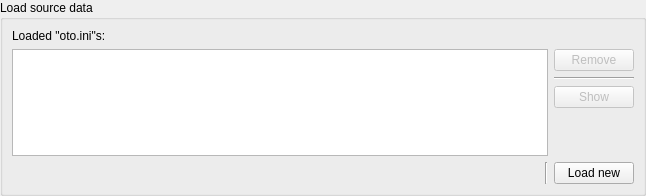
First picture: the form in src/utils/widgets/otofilemultipleloadwidget.ui, repository shine5402/KiraOtoToolbox, before the edit.
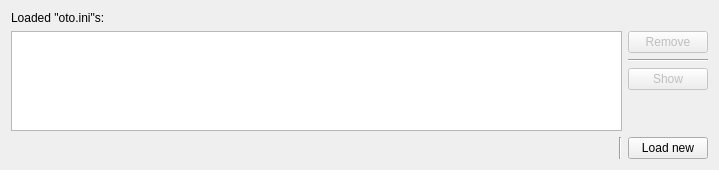
Second picture: the form after the edit. Custom widgets are drawn as their Qt base class.

Commit message: change file io widgets ui

Patch:
```diff
--- a/src/utils/widgets/otofilemultipleloadwidget.ui
+++ b/src/utils/widgets/otofilemultipleloadwidget.ui
@@ -6,29 +6,11 @@
    <rect>
     <x>0</x>
     <y>0</y>
-    <width>646</width>
-    <height>196</height>
+    <width>719</width>
+    <height>170</height>
    </rect>
   </property>
   <layout class="QGridLayout" name="gridLayout">
-   <property name="leftMargin">
-    <number>0</number>
-   </property>
-   <property name="topMargin">
-    <number>0</number>
-   </property>
-   <property name="rightMargin">
-    <number>0</number>
-   </property>
-   <property name="bottomMargin">
-    <number>0</number>
-   </property>
-   <item row="0" column="0">
-    <widget class="QGroupBox" name="groupBox">
-     <property name="title">
-      <string>Load source data</string>
-     </property>
-     <layout class="QGridLayout" name="gridLayout_2">
       <item row="0" column="0">
        <widget class="QLabel" name="label">
         <property name="text">
@@ -36,28 +18,17 @@
         </property>
        </widget>
       </item>
-      <item row="2" column="0">
-       <widget class="OtoFileNameEditWithOpenBrowse" name="openFileNameEdit" native="true">
-        <property name="sizePolicy">
-         <sizepolicy hsizetype="Expanding" vsizetype="Preferred">
-          <horstretch>0</horstretch>
-          <verstretch>0</verstretch>
-         </sizepolicy>
-        </property>
-       </widget>
-      </item>
-      <item row="2" column="2">
-       <widget class="QPushButton" name="loadButton">
-        <property name="text">
-         <string>Load new</string>
-        </property>
-       </widget>
-      </item>
-      <item row="2" column="1">
-       <widget class="Line" name="line">
-        <property name="orientation">
-         <enum>Qt::Vertical</enum>
-        </property>
+   <item row="1" column="0" colspan="2">
+    <widget class="QTableView" name="otoFileTableView">
+     <property name="selectionMode">
+      <enum>QAbstractItemView::ExtendedSelection</enum>
+     </property>
+     <property name="selectionBehavior">
+      <enum>QAbstractItemView::SelectRows</enum>
+     </property>
+     <attribute name="horizontalHeaderStretchLastSection">
+      <bool>true</bool>
+     </attribute>
        </widget>
       </item>
       <item row="1" column="2">
@@ -104,20 +75,28 @@
         </item>
        </layout>
       </item>
-      <item row="1" column="0" colspan="2">
-       <widget class="QTableView" name="otoFileTableView">
-        <property name="selectionMode">
-         <enum>QAbstractItemView::ExtendedSelection</enum>
-        </property>
-        <property name="selectionBehavior">
-         <enum>QAbstractItemView::SelectRows</enum>
-        </property>
-        <attribute name="horizontalHeaderStretchLastSection">
-         <bool>true</bool>
-        </attribute>
-       </widget>
-      </item>
-     </layout>
+   <item row="2" column="0">
+    <widget class="OtoFileNameEditWithOpenBrowse" name="openFileNameEdit" native="true">
+     <property name="sizePolicy">
+      <sizepolicy hsizetype="Expanding" vsizetype="Preferred">
+       <horstretch>0</horstretch>
+       <verstretch>0</verstretch>
+      </sizepolicy>
+     </property>
+    </widget>
+   </item>
+   <item row="2" column="1">
+    <widget class="Line" name="line">
+     <property name="orientation">
+      <enum>Qt::Vertical</enum>
+     </property>
+    </widget>
+   </item>
+   <item row="2" column="2">
+    <widget class="QPushButton" name="loadButton">
+     <property name="text">
+      <string>Load new</string>
+     </property>
     </widget>
    </item>
   </layout>
```
Lines whose indentation alone changed are shown as unchanged. The commit also changes 4 other files.
